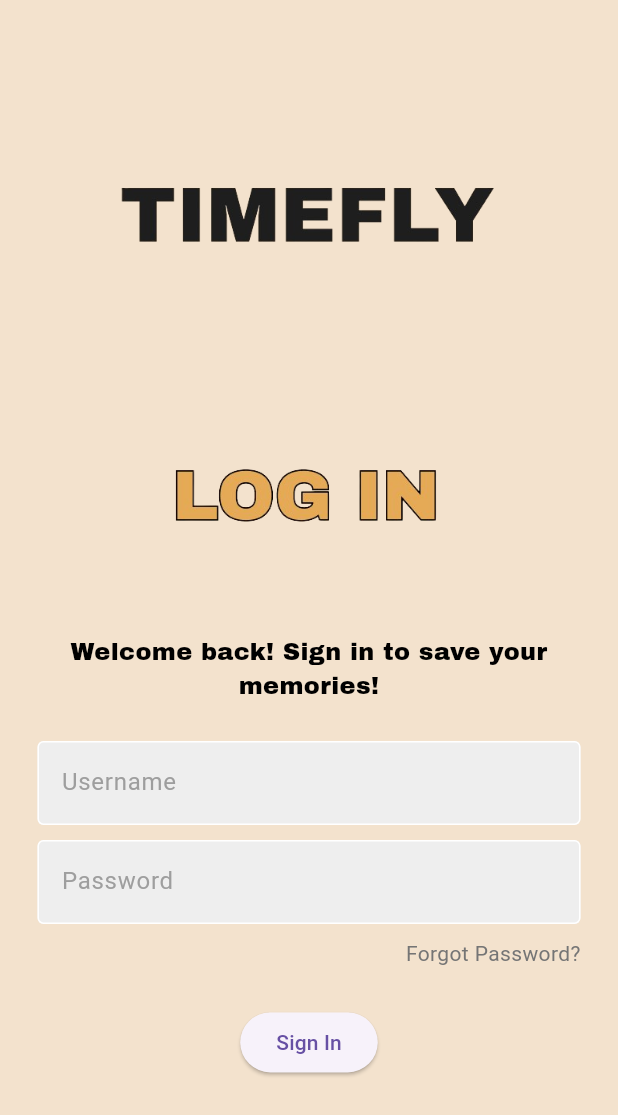
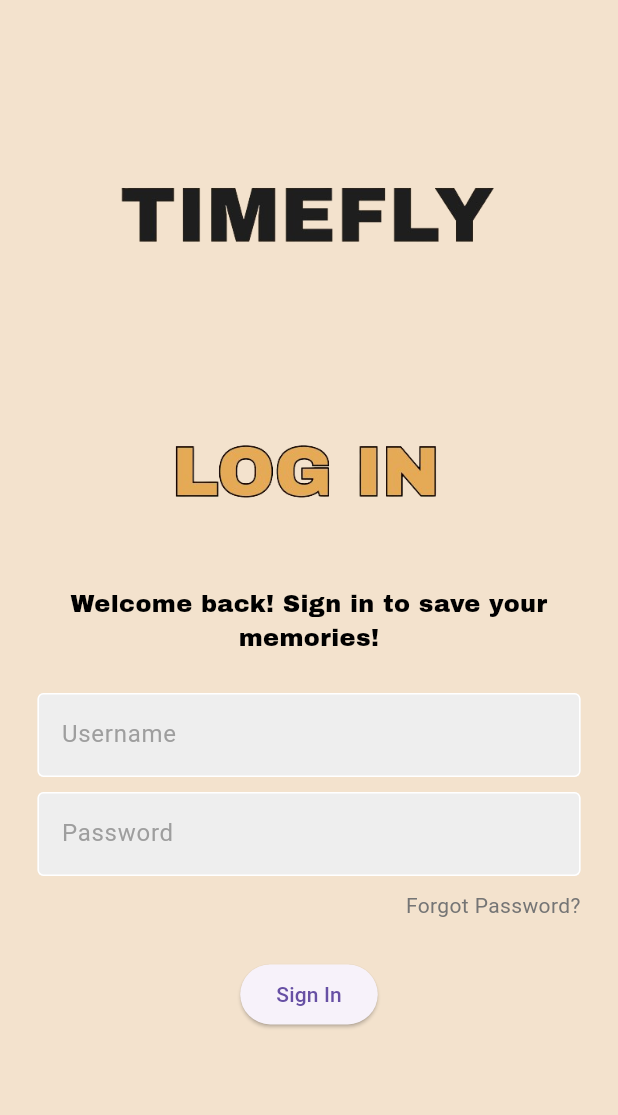
Before and after one commit to frank-skyblue/Timefly, a Flutter app: the screen it shows after launch, on a phone screen of 412 x 824 dp. Shown: the top 1115 px of the screen. Run offline on Flutter 3.47's test engine with Material 3 defaults, Android fonts, the light colour scheme and no system bars.

Commit message:
adjusted padding

```diff
--- a/client/lib/pages/login_page.dart
+++ b/client/lib/pages/login_page.dart
@@ -35,7 +35,7 @@ class LoginPage extends StatelessWidget {
             ),
 
             Padding(
-              padding: const EdgeInsets.all(64.0),
+              padding: const EdgeInsets.all(48.0),
               child: Image.asset(
                 'lib/images/login.png',
                 width: 200,
```
